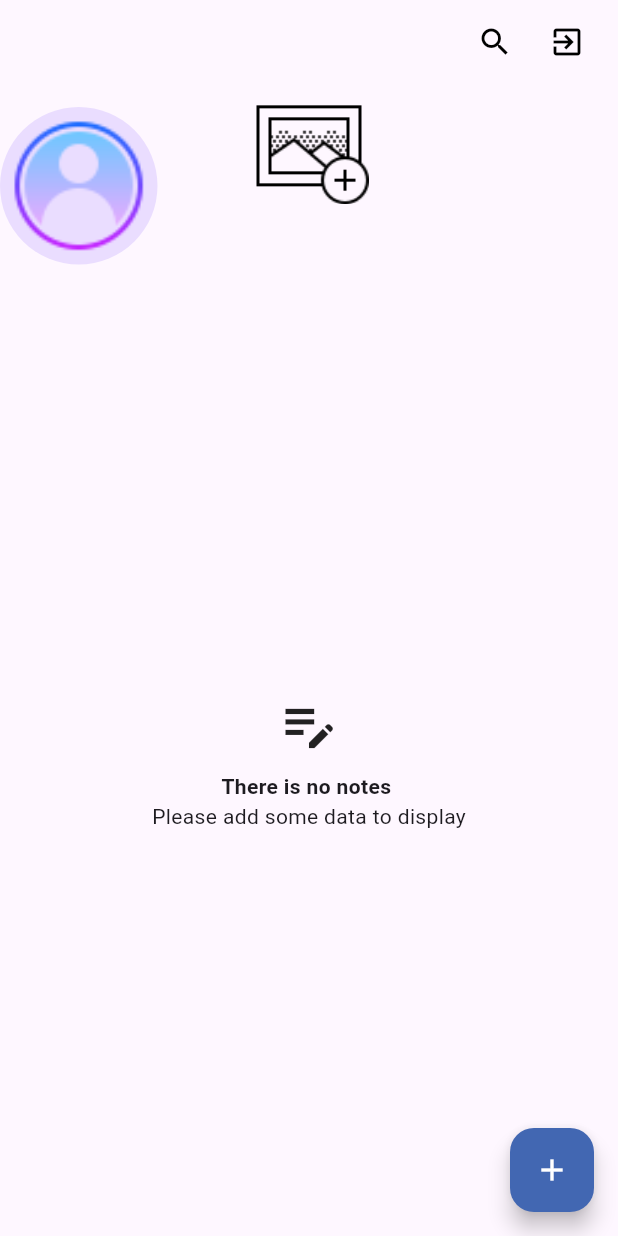
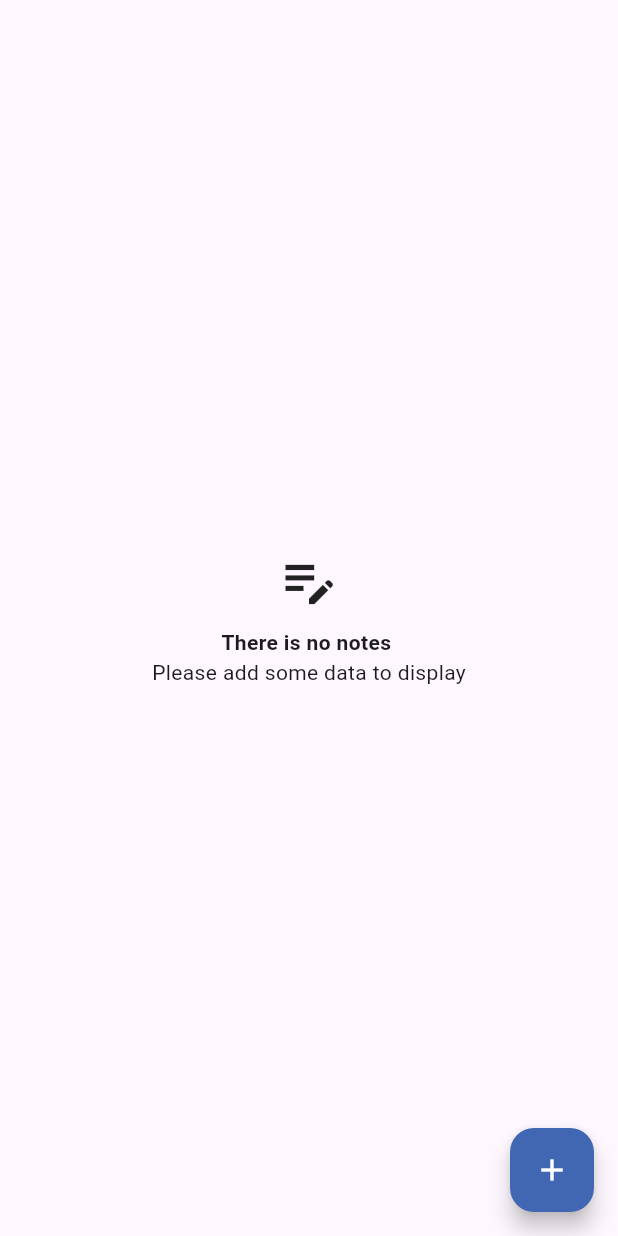
Before and after one commit to AmrMohamed97/life_binder, a Flutter app: the PersonalPageView screen opened by its route, on a phone screen of 412 x 824 dp. Run offline on Flutter 3.47's test engine with Material 3 defaults, Android fonts, the phone set to English and light mode, and no system bars; our stand-ins replace awesome_dialog, cloud_firestore, firebase_auth, firebase_core, firebase_storage, flutter_bloc and 5 more; accounts and stored records are empty.

Commit message:
edit part1

```diff
--- /dev/null
+++ b/lib/features/personal_page/presentation/manager/note_operation_cubit/note_operation_state.dart
@@ -0,0 +1,8 @@
+abstract class NoteOperationState {}
+
+class NoteOperationInitial extends NoteOperationState {}
+
+class GetUserNotesLoadingState extends NoteOperationState{}
+class GetUserNotesSuccessState extends NoteOperationState{}
+class GetUserNotesErrorState extends NoteOperationState{}
+class GetUserNotesSuccessWithNoDataState extends NoteOperationState{}
--- a/lib/features/personal_page/presentation/manager/personal_page_cubit/personal_page_state.dart
+++ b/lib/features/personal_page/presentation/manager/personal_page_cubit/personal_page_state.dart
@@ -1,13 +1,6 @@
 abstract class PersonalPageState{}
 class PersonalPageInitialState extends PersonalPageState{}
-// class AddPersonalOrBackgroundImageSuccess extends PersonalPageState{}
-// class AddPersonalOrBackgroundImageError extends PersonalPageState{}
 
-// class ImageDeleteLoading extends PersonalPageState{}
-// class ImageDeletedSuccess extends PersonalPageState{}
-// class ImageDeletedError extends PersonalPageState{}
-
-// class ChangeLoadState extends PersonalPageState{}
 
 class GetPersonalImageLoadingState extends PersonalPageState{}
 class GetPersonalImageSuccessState extends PersonalPageState{}
@@ -24,7 +17,7 @@ class GetUserNameSuccessWithoutData extends PersonalPageState{}
 class GetUserNameErrorState extends PersonalPageState{}
 
 
-class GetUserNotesLoadingState extends PersonalPageState{}
-class GetUserNotesSuccessState extends PersonalPageState{}
-class GetUserNotesErrorState extends PersonalPageState{}
-class GetUserNotesSuccessWithNoDataState extends PersonalPageState{}
+// class GetUserNotesLoadingState extends PersonalPageState{}
+// class GetUserNotesSuccessState extends PersonalPageState{}
+// class GetUserNotesErrorState extends PersonalPageState{}
+// class GetUserNotesSuccessWithNoDataState extends PersonalPageState{}
--- a/lib/features/personal_page/presentation/pages/personal_page_view.dart
+++ b/lib/features/personal_page/presentation/pages/personal_page_view.dart
@@ -1,27 +1,24 @@
 import 'package:flutter/material.dart';
-import 'package:flutter_bloc/flutter_bloc.dart';
-import 'package:note_app/core/constants/colors/app_colors.dart';
-import 'package:note_app/features/personal_page/presentation/manager/personal_page_cubit/personal_page_cubit.dart';
-import 'package:note_app/features/personal_page/presentation/manager/personal_page_cubit/personal_page_state.dart';
-import 'package:note_app/features/personal_page/presentation/pages/widgets/personal_page_body.dart';
-import 'package:note_app/core/routes/pages_keys.dart';
+ import 'package:note_app/core/constants/colors/app_colors.dart';
+  import 'package:note_app/core/routes/pages_keys.dart';
+ import 'package:note_app/features/personal_page/presentation/pages/widgets/personal_page_body.dart';
 
 class PersonalPageView extends StatelessWidget {
   const PersonalPageView({super.key});
   @override
   Widget build(BuildContext context) {
-    return BlocProvider(
-      create: (context) => PersonalPageCubit()
-        ..getUserNotes()
-        ..getUserName()
-        ..getPersonalImage()
-        ..getBackgroundImage(),
-      child: BlocBuilder<PersonalPageCubit, PersonalPageState>(
-        builder: (context, state) {
-          var cubit = BlocProvider.of<PersonalPageCubit>(context);
-          return State is GetPersonalImageLoadingState
-              ? const Center(child: CircularProgressIndicator())
-              : Scaffold(
+    return
+    // BlocProvider(
+    //   create: (context) => PersonalPageCubit()
+    //     ..getUserName()
+    //     ..getPersonalImage()
+    //     ..getBackgroundImage(),
+    //   child: BlocBuilder<PersonalPageCubit, PersonalPageState>(
+    //     builder: (context, state) {
+    //       return  State is GetPersonalImageLoadingState
+          //     ? const Center(child: CircularProgressIndicator())
+          //     :
+              Scaffold(
                   resizeToAvoidBottomInset: false,
                   floatingActionButton: FloatingActionButton(
                     backgroundColor: AppColors.blue,
@@ -33,12 +30,14 @@ class PersonalPageView extends StatelessWidget {
                       color: AppColors.white,
                     ),
                   ),
-                  body: BersonalPageBody(
-                    cubit: cubit,
-                  ),
+                  body: CustomScrollView(
+      physics: const BouncingScrollPhysics(),
+      slivers: [
+        // CustomPersonalAppBar(),
+        const PersonalPageBody(),
+      ],
+    ),
                 );
-        },
-      ),
-    );
+        }
+
   }
-}
--- a/lib/features/personal_page/presentation/pages/widgets/custom_app_bar_flexible_space_detail.dart
+++ b/lib/features/personal_page/presentation/pages/widgets/custom_app_bar_flexible_space_detail.dart
@@ -4,7 +4,7 @@ import 'package:note_app/features/personal_page/presentation/pages/widgets/chang
 import 'package:note_app/features/personal_page/presentation/pages/widgets/personal_image.dart';
 
 class CustomAppBarFlexableSpaceDetail extends StatelessWidget {
-  const CustomAppBarFlexableSpaceDetail({super.key, required this.cubit});
+  const CustomAppBarFlexableSpaceDetail({super.key, required this.cubit,});
 
   final PersonalPageCubit cubit;
   @override
--- a/lib/features/personal_page/presentation/pages/widgets/custom_personal_app_bar.dart
+++ b/lib/features/personal_page/presentation/pages/widgets/custom_personal_app_bar.dart
@@ -1,7 +1,7 @@
 import 'package:flutter/material.dart';
 import 'package:note_app/core/constants/colors/app_colors.dart';
 import 'package:note_app/features/personal_page/presentation/manager/personal_page_cubit/personal_page_cubit.dart';
-import 'package:note_app/features/personal_page/presentation/pages/widgets/background_app_bar_image.dart';
+ import 'package:note_app/features/personal_page/presentation/pages/widgets/background_app_bar_image.dart';
  import 'package:note_app/features/personal_page/presentation/pages/widgets/custom_app_bar_flexible_space_detail.dart';
  import 'package:note_app/features/personal_page/presentation/pages/widgets/sign_out.dart';
 import 'package:note_app/core/routes/pages_keys.dart';
@@ -40,7 +40,7 @@ class CustomPersonalAppBar extends StatelessWidget {
       flexibleSpace: FlexibleSpaceBar(
         title: SafeArea(
           child: IntrinsicHeight(
-            child: CustomAppBarFlexableSpaceDetail(cubit: cubit),
+            child: CustomAppBarFlexableSpaceDetail(cubit: cubit,),
           ),
         ),
         centerTitle: false,
--- a/lib/features/personal_page/presentation/pages/widgets/personal_image.dart
+++ b/lib/features/personal_page/presentation/pages/widgets/personal_image.dart
@@ -2,7 +2,9 @@ import 'package:flutter/material.dart';
 import 'package:note_app/features/personal_page/presentation/manager/personal_page_cubit/personal_page_cubit.dart';
 
 class PersonalImage extends StatelessWidget {
-  const PersonalImage({super.key, required this.cubit});
+  const PersonalImage({super.key,
+   required this.cubit,
+   });
 
   final PersonalPageCubit cubit;
 
--- a/lib/features/personal_page/presentation/pages/widgets/personal_page_body.dart
+++ b/lib/features/personal_page/presentation/pages/widgets/personal_page_body.dart
@@ -1,26 +1,20 @@
  import 'package:flutter/material.dart';
+import 'package:flutter_bloc/flutter_bloc.dart';
+import 'package:note_app/features/personal_page/presentation/manager/note_operation_cubit/note_operation_cubit.dart';
+import 'package:note_app/features/personal_page/presentation/manager/note_operation_cubit/note_operation_state.dart';
   import 'package:note_app/features/personal_page/presentation/pages/widgets/list_item.dart';
 import 'package:note_app/core/widgets/no_data_widget.dart';
-import 'package:note_app/features/personal_page/presentation/manager/personal_page_cubit/personal_page_cubit.dart';
-import 'package:note_app/features/personal_page/presentation/manager/personal_page_cubit/personal_page_state.dart';
- import 'package:note_app/features/personal_page/presentation/pages/widgets/custom_personal_app_bar.dart';
 
-class BersonalPageBody extends StatelessWidget {
-  const BersonalPageBody({
-    super.key,
-
-    required this.cubit,
-  });
-
-   final PersonalPageCubit cubit;
-
+class PersonalPageBody extends StatelessWidget {
+  const PersonalPageBody({
+    super.key,});
   @override
   Widget build(BuildContext context) {
-    return CustomScrollView(
-      physics: const BouncingScrollPhysics(),
-      slivers: [
-        CustomPersonalAppBar(cubit: cubit),
-        cubit.notes.isEmpty
+    return BlocProvider(create: (context)=>NoteOperationCubit(),
+    child: BlocBuilder<NoteOperationCubit ,  NoteOperationState>(
+      builder: (context, state) {
+        var cubit = BlocProvider.of<NoteOperationCubit>(context);
+        return cubit.notes.isEmpty
             ? State is GetUserNotesLoadingState
                     ?const SliverToBoxAdapter(child: Center(child: CircularProgressIndicator()))
                     :const SliverFillRemaining(child: NoDataWidget())
@@ -29,8 +23,10 @@ class BersonalPageBody extends StatelessWidget {
             return ListItem(notes: cubit.notes[index]);
           },
           itemCount: cubit.notes.length,
-        )
-      ],
+        );
+      }
+    ),
     );
+
   }
 }
--- a/lib/features/search/search_view_body.dart
+++ b/lib/features/search/search_view_body.dart
@@ -1,8 +1,8 @@
  import 'package:flutter/material.dart';
 import 'package:flutter_bloc/flutter_bloc.dart';
 import 'package:note_app/core/widgets/no_data_widget.dart';
-import 'package:note_app/features/personal_page/presentation/manager/personal_page_cubit/personal_page_cubit.dart';
-import 'package:note_app/features/personal_page/presentation/pages/widgets/list_item.dart';
+import 'package:note_app/features/personal_page/presentation/manager/note_operation_cubit/note_operation_cubit.dart';
+ import 'package:note_app/features/personal_page/presentation/pages/widgets/list_item.dart';
  import 'package:note_app/features/search/manager/search_cubit.dart';
 import 'package:note_app/features/search/manager/search_state.dart';
 
@@ -12,7 +12,7 @@ class SearchViewBody extends StatelessWidget {
   @override
   Widget build(BuildContext context) {
     var cubit = BlocProvider.of<SearchCubit>(context);
-    var personalCubit = BlocProvider.of<PersonalPageCubit>(context);
+    var personalCubit = BlocProvider.of<NoteOperationCubit>(context);
     return cubit.searchController.text.isEmpty
         ? ListView.builder(
             physics: const BouncingScrollPhysics(),
```
Also changed, not shown: lib/features/personal_page/presentation/manager/note_operation_cubit/note_operation_cubit.dart (added, +37 -0 lines), lib/features/personal_page/presentation/manager/personal_page_change_image_cubit/personal_page_image_cubit.dart (deleted, +0 -161 lines), lib/features/personal_page/presentation/manager/personal_page_cubit/personal_page_cubit.dart (+25 -26 lines).
